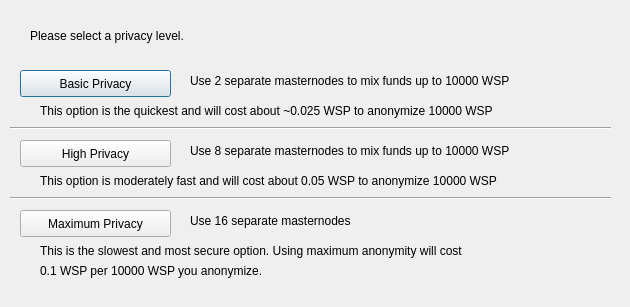
Qt form src/qt/forms/obfuscationconfig.ui (rpicoin/rpicore) before a commit.
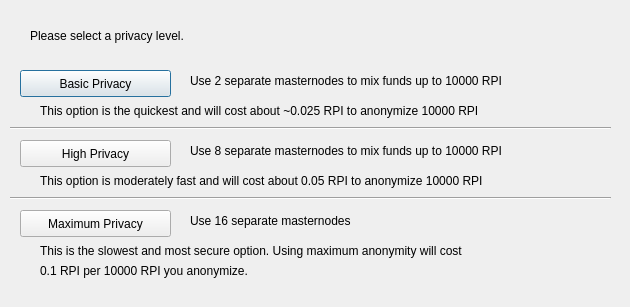
The same form after that commit.

What changed in the file:
```diff
--- a/src/qt/forms/obfuscationconfig.ui
+++ b/src/qt/forms/obfuscationconfig.ui
@@ -75,7 +75,7 @@
     </rect>
    </property>
    <property name="text">
-    <string>Use 2 separate masternodes to mix funds up to 10000 WSP</string>
+    <string>Use 2 separate masternodes to mix funds up to 10000 RPI</string>
    </property>
   </widget>
   <widget class="QLabel" name="label_3">
@@ -88,7 +88,7 @@
     </rect>
    </property>
    <property name="text">
-    <string>Use 8 separate masternodes to mix funds up to 10000 WSP</string>
+    <string>Use 8 separate masternodes to mix funds up to 10000 RPI</string>
    </property>
   </widget>
   <widget class="QLabel" name="label_4">
@@ -114,7 +114,7 @@
     </rect>
    </property>
    <property name="text">
-    <string>This option is the quickest and will cost about ~0.025 WSP to anonymize 10000 WSP</string>
+    <string>This option is the quickest and will cost about ~0.025 RPI to anonymize 10000 RPI</string>
    </property>
   </widget>
   <widget class="QLabel" name="label_7">
@@ -127,7 +127,7 @@
     </rect>
    </property>
    <property name="text">
-    <string>This option is moderately fast and will cost about 0.05 WSP to anonymize 10000 WSP</string>
+    <string>This option is moderately fast and will cost about 0.05 RPI to anonymize 10000 RPI</string>
    </property>
   </widget>
   <widget class="QLabel" name="label_8">
@@ -153,7 +153,7 @@
     </rect>
    </property>
    <property name="text">
-    <string>0.1 WSP per 10000 WSP you anonymize.</string>
+    <string>0.1 RPI per 10000 RPI you anonymize.</string>
    </property>
   </widget>
   <widget class="Line" name="line">
```
